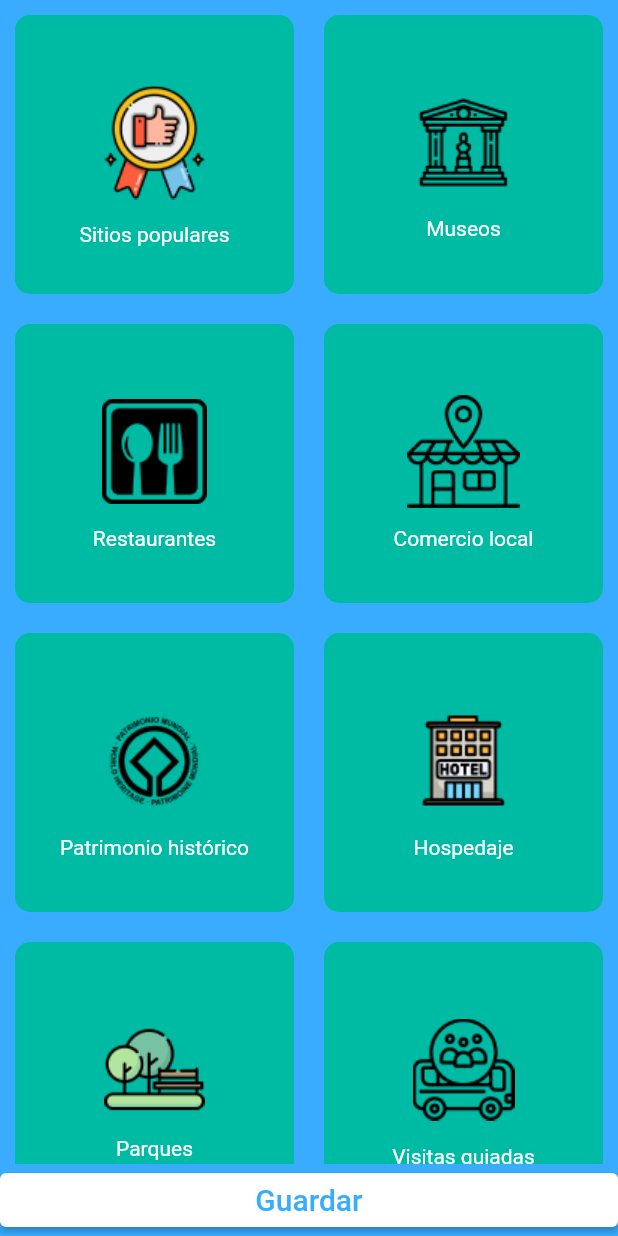
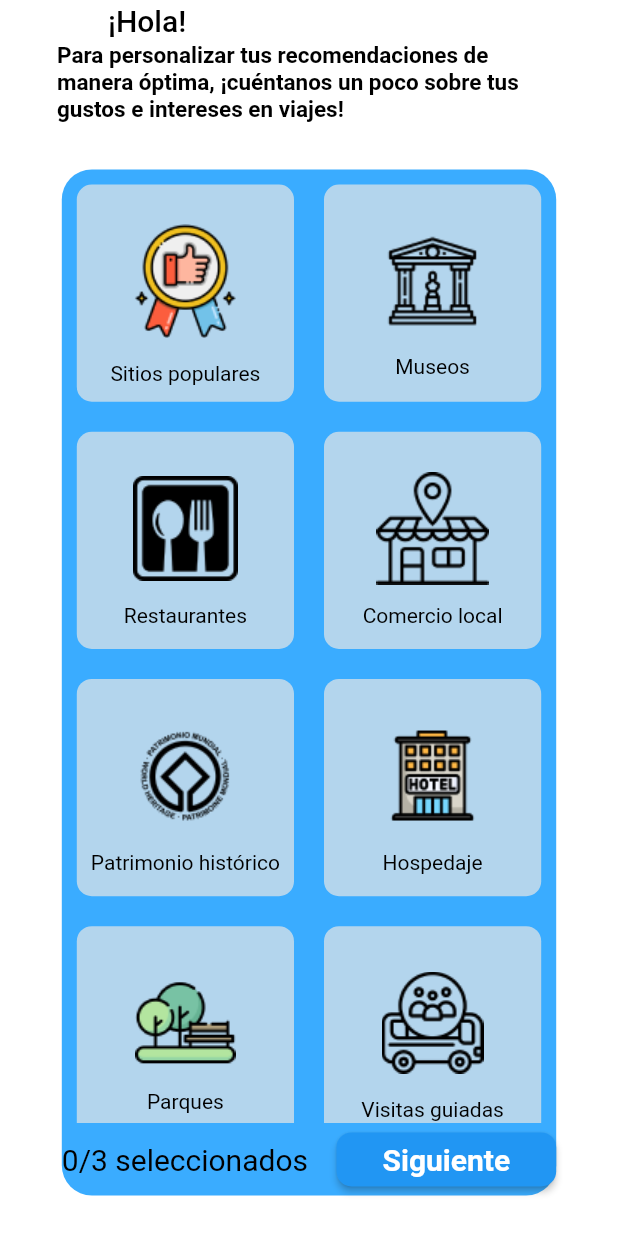
Before and after one commit to Alan-AMT/traknav_app, a Flutter app: the RecommendationsPage screen opened by its route, on a phone screen of 412 x 824 dp. Run offline on Flutter 3.47's test engine with Material 2 defaults, Android fonts, the phone set to English and light mode, and no system bars; our stand-ins replace auto_route, bloc, firebase_auth, firebase_core, flutter_bloc, flutter_easyloading and 1 more; accounts and stored records are empty; generated files the repository leaves out were written again.

Commit message:
Hiram sprint 6
Pantalla de favoritos agregada
Pantalla de recomendaciones arreglada

```diff
--- a/lib/ui/presentation/recommendations/main.dart
+++ b/lib/ui/presentation/recommendations/main.dart
@@ -34,8 +34,62 @@ class RecommendationsPage extends StatelessWidget {
     ];
     return Scaffold(
         backgroundColor:
-            const Color.fromARGB(255, 58, 172, 255), //rgb(58, 172, 255).
-        body: Column(children: [
+            const Color.fromARGB(255, 255, 255, 255), //rgb(58, 172, 255).
+        appBar: AppBar(
+            backgroundColor: Colors.transparent,
+            elevation: 0,
+
+            title:
+            //const Padding(
+              //padding: EdgeInsets.fromLTRB(0, 10.0, 0, 0.0),child:
+              Text('¡Hola!', style: TextStyle(
+                  color: Colors.black, // Establece el color de texto deseado
+                ),
+              ),
+
+          bottom: const PreferredSize(
+            preferredSize: Size.fromHeight(30.0),
+            child: Center(
+             child: Column(
+                mainAxisAlignment: MainAxisAlignment.spaceEvenly,
+                children: [
+                  Padding(
+                    //padding: EdgeInsets.only(all: 8.0),
+                    padding: EdgeInsets.fromLTRB(38.0, 0.0, 38.0, 4.0),
+                    child: Text(
+                      'Para personalizar tus recomendaciones de manera óptima, ¡cuéntanos un poco sobre tus gustos e intereses en viajes!',
+                      style: TextStyle(fontSize: 15.0, fontWeight: FontWeight.bold, color: Colors.black,
+
+                    ),
+                  ),
+                  ),
+                /*TextButton(
+                  onPressed: () {
+                  // Aquí se define la acción que se ejecuta al presionar el botón de omitir
+                },
+                child: Text('Omitir', style: TextStyle(fontWeight: FontWeight.bold, decoration: TextDecoration.underline)),
+                style: TextButton.styleFrom(
+                  backgroundColor: Colors.white,
+                ),
+              ),*/
+                ],
+              ),
+          ),
+        ),
+        ),
+        body:
+        Center(
+        child:
+        Container(
+          width: MediaQuery.of(context).size.width * 0.8,
+        height: MediaQuery.of(context).size.height * 0.83,
+        decoration: BoxDecoration(
+          color: const Color.fromARGB(255, 58, 172, 255),
+
+          borderRadius: BorderRadius.circular(20),
+        ),
+        child:
+         Column(children: [
           Expanded(
               child: GridView.builder(
                   itemCount: opciones.length,
@@ -45,35 +99,70 @@ class RecommendationsPage extends StatelessWidget {
                     return Container(
                         margin: const EdgeInsets.all(10),
                         decoration: BoxDecoration(
-                            color: const Color.fromARGB(
-                                255, 0, 187, 164), //rgb(0, 187, 164).
+                            color: const Color.fromARGB(180, 230, 230, 230), //rgb(0, 187, 164).
                             borderRadius: BorderRadius.circular(10)),
-                        child: Column(
+                        child: /*Column(
                           mainAxisAlignment: MainAxisAlignment.center,
                           children: [
                             Image.asset("assets/${opciones[index].foto}",
                                 width: 100),
-                            Text(opciones[index].nombre)
+                            Text(
+                              opciones[index].nombre,
+                              style: TextStyle(color: Colors.black,),
+                            )
                           ],
-                        ));
+                        )*/
+                        Column(
+                        mainAxisAlignment: MainAxisAlignment.center,
+                        children: [
+                        InkWell( onTap: () {
+                          // Aquí se define la acción que se ejecuta al presionar el botón
+                        },
+                        child: Image.asset('assets/${opciones[index].foto}',
+                                width: 100), ),
+                        Text( opciones[index].nombre, style: TextStyle(color: Colors.black,), ) ], )
+                        );
                   }))),
           Row(
             children: [
-              Expanded(
-                  child: ElevatedButton(
+              Expanded(flex : 5, child:
+
+
+              Text('0/3 seleccionados',
+                    style: TextStyle(
+                        color: Colors.black,
+                        fontSize:
+                            Theme.of(context).textTheme.titleLarge!.fontSize)),
+              //Expanded(child:
+              ),
+              Expanded(flex : 4, child:
+              ElevatedButton(
+
                 onPressed: () {
                   AutoRouter.of(context).navigate(const HomeRoute());
                 },
-                style: const ButtonStyle(
-                    backgroundColor: MaterialStatePropertyAll(Colors.white)),
-                child: Text(AppLocalizations.of(context)!.buttonSave,
+                style: ButtonStyle(
+                backgroundColor: MaterialStateProperty.all(Colors.blue),
+                shape: MaterialStateProperty.all(RoundedRectangleBorder(
+                  borderRadius: BorderRadius.circular(10),
+                ))),
+                child: Text('Siguiente',
                     style: TextStyle(
-                        color: const Color.fromARGB(255, 58, 172, 255),
+                        color: Colors.white,
+                        fontWeight: FontWeight.bold,
                         fontSize:
                             Theme.of(context).textTheme.titleLarge!.fontSize)),
-              ))
+              )
+              ),
+
+             //)
             ],
           )
-        ]));
+        ]
+        )
+        ),
+        ),
+
+      );
   }
 }
```
Also changed, not shown: lib/ui/presentation/Favoritos/main.dart (added, +141 -0 lines).
